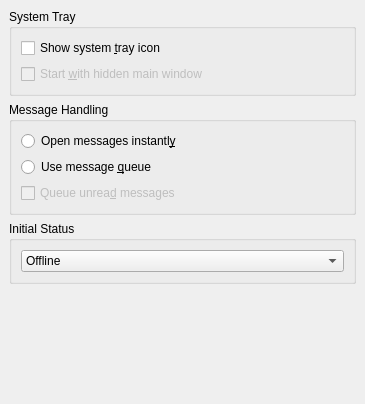
Old version of the form kopete/config/behavior/behaviorconfig_general.ui in the repository KDE/kopete.
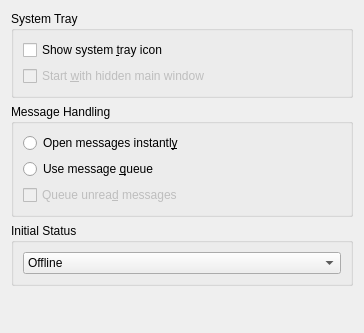
New version of the form.

Commit message: Fix spacer sizes. Fix margins.

The edit to the form file:
```diff
--- a/kopete/config/behavior/behaviorconfig_general.ui
+++ b/kopete/config/behavior/behaviorconfig_general.ui
@@ -1,36 +1,24 @@
 <ui version="4.0" >
  <class>BehaviorConfig_General</class>
- <widget class="QWidget" name="BehaviorConfig_General" >
-  <property name="geometry" >
+ <widget class="QWidget" name="BehaviorConfig_General">
+  <property name="geometry">
    <rect>
     <x>0</x>
     <y>0</y>
-    <width>365</width>
-    <height>404</height>
+    <width>364</width>
+    <height>333</height>
    </rect>
   </property>
   <property name="windowTitle" >
    <string>General</string>
   </property>
-  <layout class="QVBoxLayout" >
-   <property name="spacing" >
-    <number>6</number>
-   </property>
-   <property name="margin" >
-    <number>9</number>
-   </property>
+  <layout class="QVBoxLayout">
    <item>
     <widget class="QGroupBox" name="groupBox" >
      <property name="title" >
       <string>System Tray</string>
      </property>
-     <layout class="QVBoxLayout" >
-      <property name="spacing" >
-       <number>6</number>
-      </property>
-      <property name="margin" >
-       <number>9</number>
-      </property>
+     <layout class="QVBoxLayout">
       <item>
        <widget class="QCheckBox" name="kcfg_showSystemTray" >
         <property name="toolTip" >
@@ -68,13 +56,7 @@
      <property name="title" >
       <string>Message Handling</string>
      </property>
-     <layout class="QVBoxLayout" >
-      <property name="spacing" >
-       <number>6</number>
-      </property>
-      <property name="margin" >
-       <number>9</number>
-      </property>
+     <layout class="QVBoxLayout">
       <item>
        <widget class="QRadioButton" name="mInstantMessageOpeningChk" >
         <property name="toolTip" >
@@ -125,13 +107,7 @@
 	  <property name="title" >
 		  <string>Initial Status</string>
 	  </property>
-	  <layout class="QVBoxLayout" >
-		<property name="spacing" >
-		  <number>6</number>
-		</property>
-		<property name="margin" >
-		  <number>9</number>
-		</property>
+     <layout class="QVBoxLayout">
 		<item>
 		  <widget class="QComboBox" name="kcfg_initialStatus" >
 			<property name="toolTip" >
@@ -180,10 +156,10 @@
      <property name="sizeType" >
       <enum>QSizePolicy::Expanding</enum>
      </property>
-     <property name="sizeHint" stdset="0" >
+     <property name="sizeHint" stdset="0">
       <size>
        <width>20</width>
-       <height>16</height>
+       <height>0</height>
       </size>
      </property>
     </spacer>
```
Left out of the diff: 86 changed lines with no effect on the pictures. Lines whose indentation alone changed are shown as unchanged. The commit also changes 11 other files.
